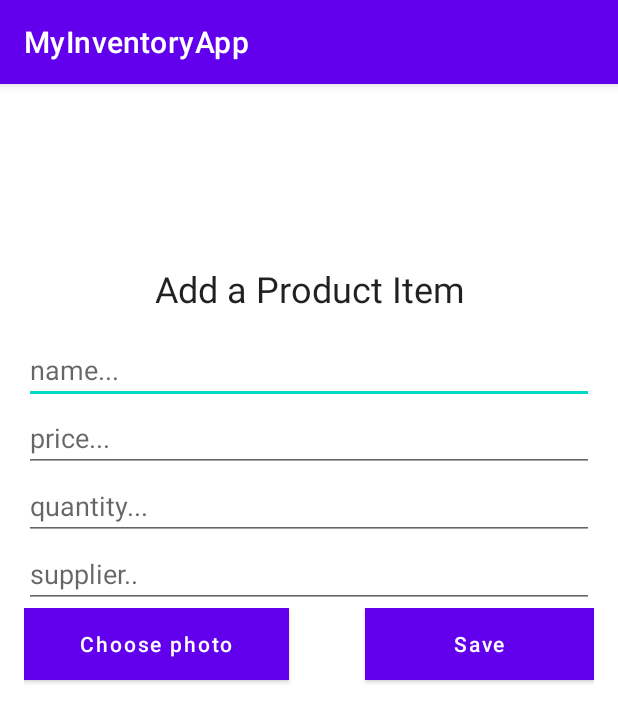
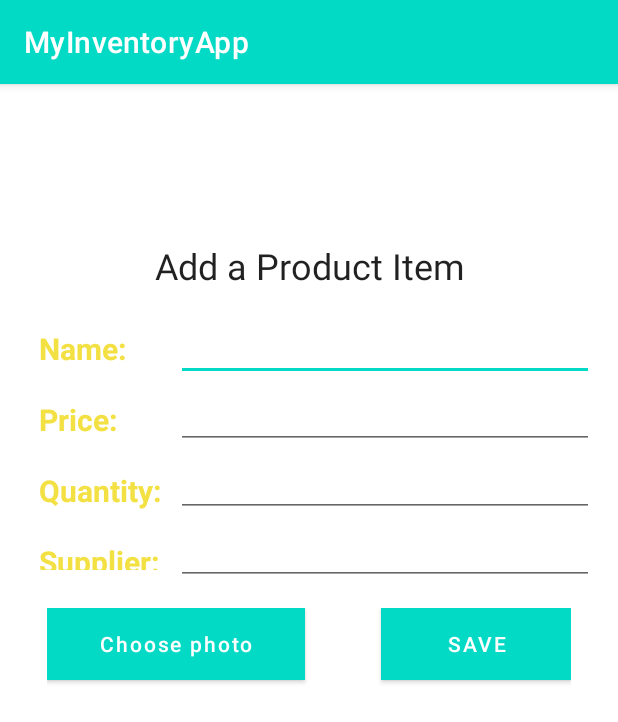
Before and after one commit to notreyns/MyInventoryApp, an Android app: the AddProductActivity screen opened directly, with no data from a screen before it, on a phone screen of 412 x 824 dp. Shown: the top 722 px of the screen. Run offline under Robolectric (Android 15) with nearby library versions, the phone set to English and light mode, and no system bars.

Commit message:
final changes

```diff
--- a/app/src/main/AndroidManifest.xml
+++ b/app/src/main/AndroidManifest.xml
@@ -12,13 +12,12 @@
         <activity android:name=".MainActivity">
             <intent-filter>
                 <action android:name="android.intent.action.MAIN" />
-
                 <category android:name="android.intent.category.LAUNCHER" />
             </intent-filter>
         </activity>
         <activity android:name=".AddProductActivity" />
-        <activity android:name=".UpdateProductActivity"></activity>
-        <activity android:name=".ViewProductActivity"></activity>
+        <activity android:name=".UpdateProductActivity" />
+        <activity android:name=".ViewProductActivity" />
     </application>
 
 </manifest>
--- a/app/src/main/java/com/example/myinventoryapp/AppDatabase.java
+++ b/app/src/main/java/com/example/myinventoryapp/AppDatabase.java
@@ -6,7 +6,6 @@ import androidx.room.TypeConverter;
 import androidx.room.TypeConverters;
 
 @Database(entities = {Product.class}, version = 1)
-@TypeConverters(ImageUtils.class)
 public abstract class AppDatabase extends RoomDatabase {
     public abstract ProductDAO productDao();
 }
--- a/app/src/main/java/com/example/myinventoryapp/DatabaseClient.java
+++ b/app/src/main/java/com/example/myinventoryapp/DatabaseClient.java
@@ -7,14 +7,10 @@ public class DatabaseClient {
     private Context mCtx;
     private static DatabaseClient mInstance;
 
-    //our app database object
     private AppDatabase appDatabase;
 
     private DatabaseClient(Context mCtx) {
         this.mCtx = mCtx;
-
-        //creating the app database with Room database builder
-        //MyToDos is the name of the database
         appDatabase = Room.databaseBuilder(mCtx, AppDatabase.class, "productDb").build();
     }
 
--- a/app/src/main/res/layout/add_item_activity.xml
+++ b/app/src/main/res/layout/add_item_activity.xml
@@ -13,6 +13,7 @@
         android:orientation="vertical"
         android:padding="16dp">
 
+
         <TextView
             android:layout_width="match_parent"
             android:layout_height="wrap_content"
@@ -21,40 +22,96 @@
             android:textAlignment="center"
             android:textAppearance="@style/Base.TextAppearance.AppCompat.Headline"
             android:gravity="center_horizontal" />
+    <LinearLayout
+        android:layout_width="match_parent"
+        android:layout_height="wrap_content"
+        android:orientation="horizontal">
+        <LinearLayout
+
+        android:layout_width="wrap_content"
+        android:layout_height="match_parent"
+        android:orientation="vertical"
+            >
+
+        <TextView
+            android:layout_width="wrap_content"
+            android:layout_height="wrap_content"
+            android:layout_margin="10dp"
+            android:textSize="20sp"
+            android:textStyle="bold"
+            android:textColor="#F3E042"
+            android:text="Name:"/>
+
+        <TextView
+            android:layout_width="wrap_content"
+            android:layout_height="wrap_content"
+            android:layout_margin="10dp"
+            android:textSize="20sp"
+            android:textStyle="bold"
+            android:textColor="#F3E042"
+            android:text="Price:" />
+
+        <TextView
+            android:layout_width="wrap_content"
+            android:layout_height="wrap_content"
+            android:layout_margin="10dp"
+            android:textSize="20sp"
+            android:textStyle="bold"
+            android:textColor="#F3E042"
+            android:text="Quantity:"/>
+
+        <TextView
+            android:layout_width="wrap_content"
+            android:layout_height="match_parent"
+            android:layout_margin="10dp"
+            android:textSize="20sp"
+            android:textStyle="bold"
+            android:textColor="#F3E042"
+            android:text="Supplier:" />
+
+    </LinearLayout>
+        <LinearLayout
+            android:layout_width="wrap_content"
+            android:layout_height="wrap_content"
+            android:orientation="vertical"
+            android:layout_weight="1">
 
             <EditText
                 android:id="@+id/editTextName"
                 android:layout_width="match_parent"
                 android:layout_height="wrap_content"
-            android:hint="name..." />
+                 />
 
             <EditText
                 android:id="@+id/editTextPrice"
                 android:layout_width="match_parent"
                 android:layout_height="wrap_content"
-            android:hint="price..." />
+                />
 
             <EditText
                 android:id="@+id/editTextQuantity"
                 android:layout_width="match_parent"
                 android:layout_height="wrap_content"
-            android:hint="quantity..." />
+               android:textColorHighlight="#FFEB3B"
+                />
 
             <EditText
                 android:id="@+id/editTextSupplier"
                 android:layout_width="match_parent"
                 android:layout_height="wrap_content"
-            android:hint="supplier.." />
+                />
+        </LinearLayout>
+    </LinearLayout>
         <LinearLayout
             android:layout_width="match_parent"
             android:layout_height="wrap_content"
-            android:orientation="horizontal">
+            android:orientation="horizontal"
+            android:layout_margin="15dp">
             <Button
                 android:id="@+id/button_choosephoto"
                 android:layout_width="wrap_content"
                 android:layout_height="wrap_content"
                 android:layout_weight="1"
-                android:padding="5dp"
                 android:layout_gravity="center_horizontal"
                 android:layout_marginTop="15dp"
                 android:layout_marginRight="25dp"
@@ -62,7 +119,6 @@
                 android:text="Choose photo"
                 android:textAllCaps="false"
                 android:textColor="@color/white" />
-
 
         <Button
             android:layout_weight="1"
@@ -74,7 +130,6 @@
             android:background="@color/black"
             android:text="Save"
             android:layout_marginLeft="25dp"
-            android:textAllCaps="false"
             android:textColor="@color/white" /></LinearLayout>
         <ImageView
             android:id="@+id/imageViewProduct"
--- a/app/src/main/res/menu/mainpage_menu.xml
+++ b/app/src/main/res/menu/mainpage_menu.xml
@@ -1,7 +1,6 @@
 <?xml version="1.0" encoding="utf-8"?>
 <menu xmlns:android="http://schemas.android.com/apk/res/android"
     xmlns:app="http://schemas.android.com/apk/res-auto"
-    android:id="@+id/main_menu"
     android:layout_height="wrap_content" android:layout_width="wrap_content">
 
     <item
--- a/app/src/main/res/menu/one_item_menu.xml
+++ b/app/src/main/res/menu/one_item_menu.xml
@@ -4,7 +4,7 @@
     android:layout_height="wrap_content" android:layout_width="wrap_content">
 
     <item
-        android:id="@+id/menu_delete_all"
+        android:id="@+id/menu_delete_one_item"
         android:orderInCategory="100"
         app:showAsAction="never"
         android:actionLayout="@layout/view_item_activity"
--- a/app/src/main/res/values/themes.xml
+++ b/app/src/main/res/values/themes.xml
@@ -2,7 +2,7 @@
     <!-- Base application theme. -->
     <style name="Theme.MyInventoryApp" parent="Theme.MaterialComponents.DayNight.DarkActionBar">
         <!-- Primary brand color. -->
-        <item name="colorPrimary">@color/purple_500</item>
+        <item name="colorPrimary">@color/teal_200</item>
         <item name="colorPrimaryVariant">@color/purple_700</item>
         <item name="colorOnPrimary">@color/white</item>
         <!-- Secondary brand color. -->
```
Also changed, not shown: app/src/main/java/com/example/myinventoryapp/AddProductActivity.java (+15 -1 lines), app/src/main/java/com/example/myinventoryapp/ImageUtils.java (deleted, +0 -26 lines), app/src/main/java/com/example/myinventoryapp/MainActivity.java (+26 -33 lines), app/src/main/java/com/example/myinventoryapp/Product.java (+3 -5 lines), app/src/main/java/com/example/myinventoryapp/ProductAdapter.java (+6 -4 lines), app/src/main/java/com/example/myinventoryapp/ViewProductActivity.java (+27 -31 lines), app/src/main/res/drawable/ic_baseline_image_not_supported_24.xml (added, +10 -0 lines), app/src/main/res/layout/activity_main.xml (+1 -7 lines), app/src/main/res/layout/recyclerview_tasks.xml (+18 -16 lines), app/src/main/res/layout/view_item_activity.xml (+20 -31 lines). Lines whose indentation alone changed are shown as unchanged.
